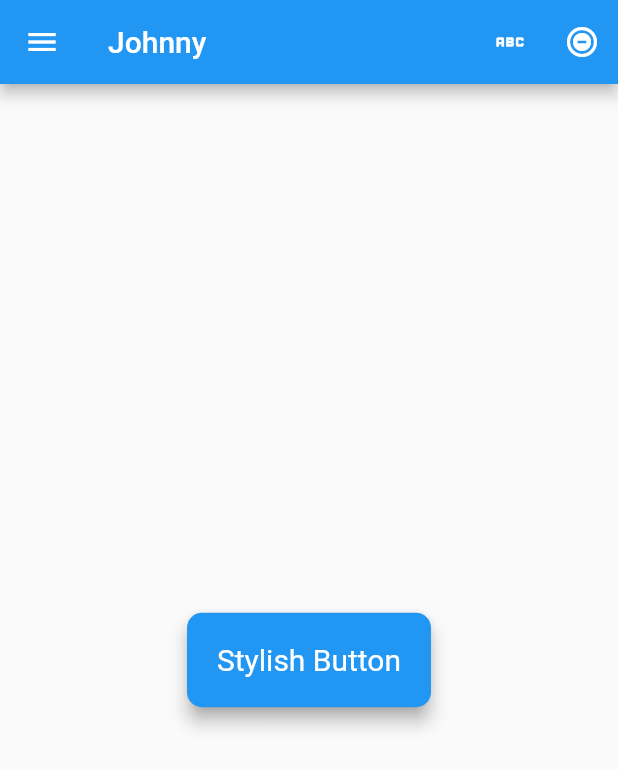
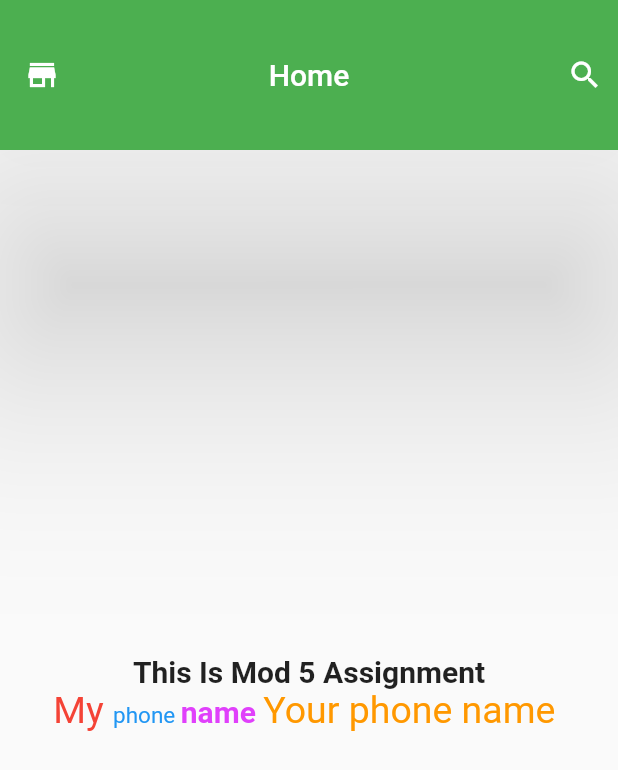
Before and after one commit to iamazmarul/myfirst_flutter_app, a Flutter app: the screen it shows after launch, on a phone screen of 412 x 824 dp. Shown: the top 770 px of the screen. Run offline on Flutter 3.47's test engine with Material 2 defaults, Android fonts, the phone set to English and light mode, and no system bars.

Commit message:
Assignment Module 5

```diff
--- a/lib/main.dart
+++ b/lib/main.dart
@@ -8,7 +8,7 @@ class MyApp extends StatelessWidget{
   @override
   Widget build(BuildContext context) {
     return MaterialApp(
-      title: "Live Test Module 5",
+      title: "Assignment Module 5 ",
       debugShowCheckedModeBanner: true,
       home: homePage(),
     );
@@ -16,106 +16,45 @@ class MyApp extends StatelessWidget{
 }
 
 class homePage extends StatelessWidget{
-  final List<String> dataList = ['Item 1', 'Item 2', 'Item 3', 'Item 4'];
   @override
   Widget build(BuildContext context) {
     return Scaffold(
       appBar: AppBar(
-        title: Text('Johnny'), // App title in the center
-        actions: <Widget>[
-          // Icons aligned to the right
-          IconButton(
-            icon: Icon(Icons.abc), // Icon for the first action
-            onPressed: () {
-              // Add your onPressed logic here
-            },
-          ),
-          IconButton(
-            icon: Icon(Icons.do_not_disturb_on_total_silence), // Icon for the second action
-            onPressed: () {
-              // Add your onPressed logic here
-            },
+        title: Text("Home"),
+        centerTitle: true,
+        backgroundColor: Colors.green,
+        toolbarHeight: 100,
+        elevation: 70,
+        leading: Icon(
+          Icons.store_mall_directory_sharp,
+        ),
+        actions: [
+          Padding(
+            padding: EdgeInsets.only(right: 10),
+            child: Icon(Icons.search),
           ),
         ],
       ),
-      //     body: Column(
-      //       children: [
-      //         Text(
-      // "Home Page",
-      //           style: TextStyle(
-      //             color: Colors.cyan,
-      //             fontSize: 18,
-      //           ),
-      //         ),
-      //       ],
-      //     ),
       body: Center(
-        child: ElevatedButton(
-          onPressed: () {
-            // Add your button click logic here
-          },
-          style: ElevatedButton.styleFrom(
-            primary: Colors.blue, // Background color
-            onPrimary: Colors.white, // Text color
-            padding: EdgeInsets.all(20), // Padding around the button
-            shape: RoundedRectangleBorder(
-              borderRadius: BorderRadius.circular(10), // Rounded corners
-            ),
-            textStyle: TextStyle(
-              fontSize: 20, // Text size
-            ),
-            shadowColor: Colors.grey, // Shadow color
-            elevation: 5, // Elevation (shadow depth)
-          ),
-          child: Text('Stylish Button'),
-        ),
-      ),
-
-      drawer: Drawer(
-        child: ListView(
-          padding: EdgeInsets.zero,
+        child: Column(
+          mainAxisAlignment: MainAxisAlignment.center,
           children: [
-            UserAccountsDrawerHeader(
-                accountName: Text("John Doe"),
-                accountEmail: Text("johndoe@example.com"),
-                currentAccountPicture: CircleAvatar(
-                  backgroundImage: NetworkImage("https://pbs.twimg.com/profile_images/1336424559189270528/hs4a6Zit_400x400.jpg"),
-                )
-            ),
-            ListTile(
-              leading: Icon(Icons.home),
-              title: Text("Home"),
-              onTap: () {
-                // Handle home button tap
-              },
-            ),
-            ListTile(
-              leading: Icon(Icons.settings),
-              title: Text("Settings"),
-              onTap: () {
-                // Handle settings button tap
-              },
-            ),
-          ],
-        ),
-      ),
-      endDrawer: Drawer(
-        child: ListView(
-          padding: EdgeInsets.all(0),
-          children: [
-            UserAccountsDrawerHeader(
-              accountName: Text("Azmarul Islam Johnny"),
-              accountEmail: Text("info@iamazmarul.com"),
-              currentAccountPicture: CircleAvatar(
-                backgroundImage: NetworkImage("https://pbs.twimg.com/profile_images/1336424559189270528/hs4a6Zit_400x400.jpg"),
-              ),
-            ),
-            ListTile(
-              title: Text("Home"),
-              leading: Icon(Icons.ice_skating),
-              onTap: (){
-
-              },
+            Text("This Is Mod 5 Assignment", style: TextStyle(
+              fontSize: 20,
+              fontWeight: FontWeight.bold,
+            ),),
+            Row(
+              mainAxisAlignment: MainAxisAlignment.center,
+              children: [
+                RichText(text: TextSpan(
+                  children: [
+                    TextSpan(text: 'My ', style: TextStyle(color: Colors.red, fontSize: 25,)),
+                    TextSpan(text: 'phone ', style: TextStyle(color: Colors.blue, fontSize: 15,)),
+                    TextSpan(text: 'name ', style: TextStyle(color: Colors.purpleAccent, fontSize: 20, fontWeight: FontWeight.w700)),
+                    TextSpan(text: 'Your phone name ', style: TextStyle(color: Colors.orange, fontSize: 25,)),
+                  ],
+                )),
+              ],
             )
           ],
         ),
```
